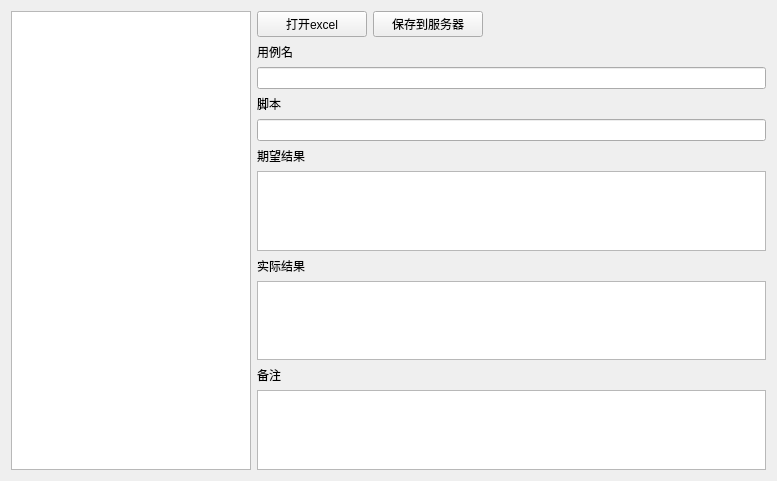
Old version of the form woodpecker/views/src/testcase.ui in the repository cash2one/AutoDriver.
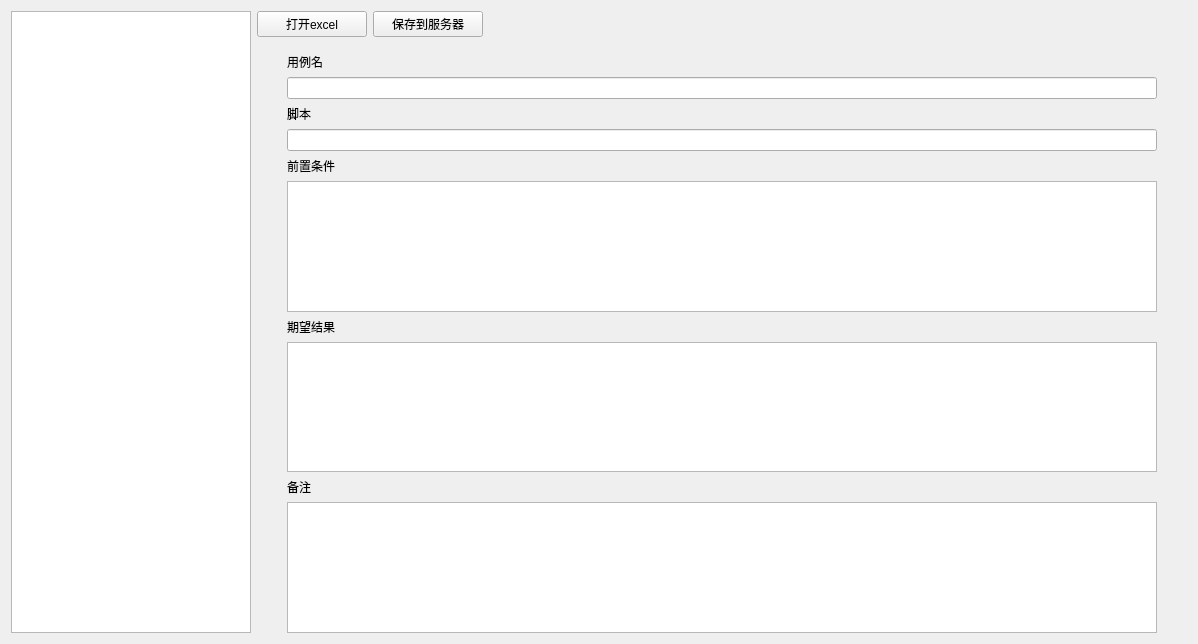
New version of the form.

Commit message: generate report

```diff
--- a/woodpecker/views/src/testcase.ui
+++ b/woodpecker/views/src/testcase.ui
@@ -6,14 +6,14 @@
    <rect>
     <x>0</x>
     <y>0</y>
-    <width>777</width>
-    <height>481</height>
+    <width>1198</width>
+    <height>644</height>
    </rect>
   </property>
   <property name="windowTitle">
    <string>Form</string>
   </property>
-  <layout class="QHBoxLayout" name="horizontalLayout_3">
+  <layout class="QVBoxLayout" name="verticalLayout_3">
    <item>
     <layout class="QHBoxLayout" name="horizontalLayout">
      <item>
@@ -84,6 +84,17 @@
         </layout>
        </item>
        <item>
+        <layout class="QVBoxLayout" name="verticalLayout_2">
+         <property name="leftMargin">
+          <number>30</number>
+         </property>
+         <property name="topMargin">
+          <number>10</number>
+         </property>
+         <property name="rightMargin">
+          <number>30</number>
+         </property>
+         <item>
         <widget class="QLabel" name="label_2">
          <property name="text">
           <string>用例名</string>
@@ -103,6 +114,16 @@
        <item>
         <widget class="QLineEdit" name="lineEdit_2"/>
        </item>
+         <item>
+          <widget class="QLabel" name="label_5">
+           <property name="text">
+            <string>前置条件</string>
+           </property>
+          </widget>
+         </item>
+         <item>
+          <widget class="QTextEdit" name="textEdit_2"/>
+         </item>
        <item>
         <widget class="QLabel" name="label">
          <property name="text">
@@ -113,16 +134,6 @@
        <item>
         <widget class="QTextEdit" name="textEdit"/>
        </item>
-       <item>
-        <widget class="QLabel" name="label_5">
-         <property name="text">
-          <string>实际结果</string>
-         </property>
-        </widget>
-       </item>
-       <item>
-        <widget class="QTextEdit" name="textEdit_3"/>
-       </item>
        <item>
         <widget class="QLabel" name="label_4">
          <property name="text">
@@ -131,7 +142,22 @@
         </widget>
        </item>
        <item>
-        <widget class="QTextEdit" name="textEdit_2"/>
+          <widget class="QTextEdit" name="textEdit_3"/>
+         </item>
+        </layout>
+       </item>
+       <item>
+        <spacer name="verticalSpacer">
+         <property name="orientation">
+          <enum>Qt::Vertical</enum>
+         </property>
+         <property name="sizeHint" stdset="0">
+          <size>
+           <width>20</width>
+           <height>40</height>
+          </size>
+         </property>
+        </spacer>
        </item>
       </layout>
      </item>
```
Lines whose indentation alone changed are shown as unchanged. The commit also changes 1 other file.
